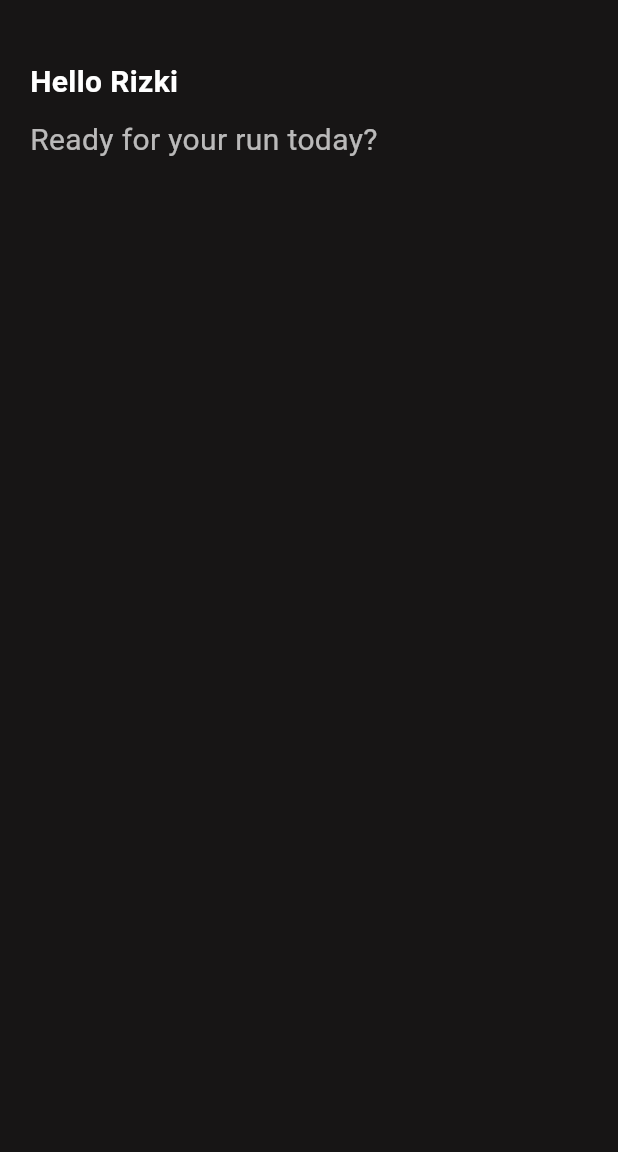
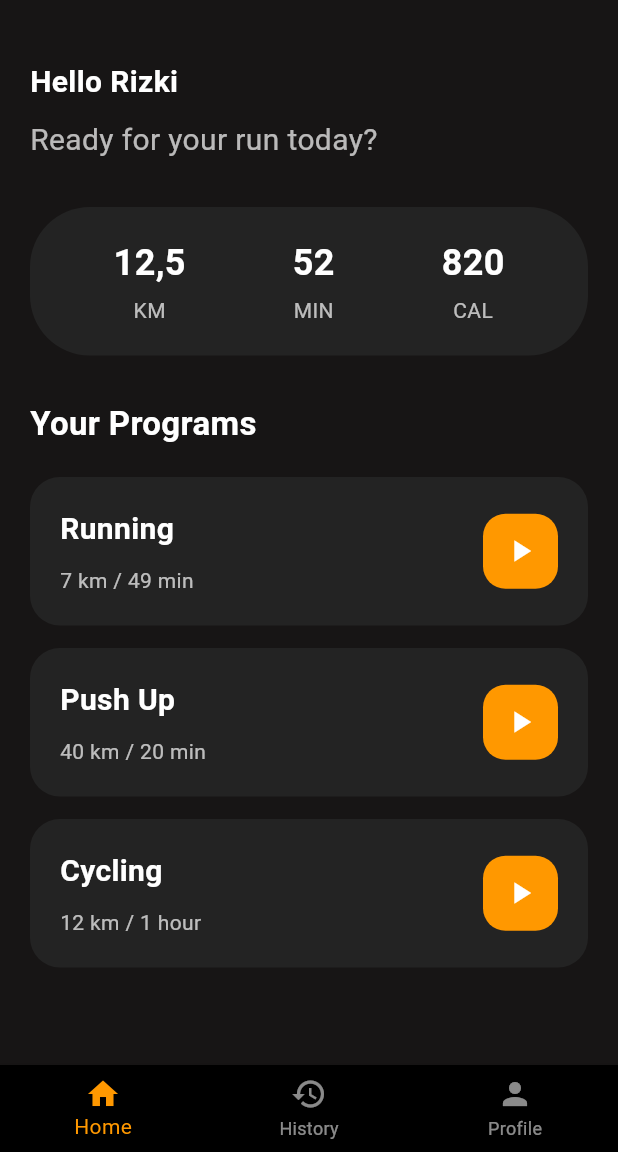
Before and after one commit to dedemit99/Rotutis-App, a Flutter app: the screen it shows after launch, on a phone screen of 412 x 824 dp, the part 84-1236 px from its top. Run offline on Flutter 3.47's test engine with Material 3 defaults, Android fonts, the light colour scheme and no system bars.

Commit message:
Desaign home dashboard UI

```diff
--- a/lib/main.dart
+++ b/lib/main.dart
@@ -16,11 +16,14 @@ class RotutisApp extends StatelessWidget {
       home: Scaffold(
         backgroundColor: const Color.fromARGB(255, 23, 21, 21),
         appBar: AppBar(title: const Text('Rotutis App')),
-        body: Padding(
+        body: SingleChildScrollView(
+          child: Padding(
             padding: const EdgeInsets.all(20.0),
             child: Column(
               crossAxisAlignment: CrossAxisAlignment.start,
+
               children: [
+                // ===== GREETING =====
                 const SizedBox(height: 20),
                 const Text(
                   'Hello Rizki',
@@ -37,10 +40,179 @@ class RotutisApp extends StatelessWidget {
                   'Ready for your run today?',
                   style: TextStyle(fontSize: 20, color: Colors.white70),
                 ),
+                // ===== GREETING =====
+
+                // ===== STATUS CARD =====
+                const SizedBox(height: 30),
+
+                Container(
+                  padding: const EdgeInsets.all(20),
+
+                  decoration: BoxDecoration(
+                    color: const Color.fromARGB(255, 35, 35, 35),
+                    borderRadius: BorderRadius.circular(40),
+                  ),
+
+                  child: Row(
+                    mainAxisAlignment: MainAxisAlignment.spaceAround,
+
+                    children: [
+                      Column(
+                        children: const [
+                          Text(
+                            '12,5',
+                            style: TextStyle(
+                              color: Colors.white,
+                              fontSize: 24,
+                              fontWeight: FontWeight.bold,
+                            ),
+                          ),
+
+                          const SizedBox(height: 5),
+
+                          Text('KM', style: TextStyle(color: Colors.white70)),
                         ],
                       ),
+
+                      Column(
+                        children: const [
+                          Text(
+                            '52',
+                            style: TextStyle(
+                              color: Colors.white,
+                              fontSize: 24,
+                              fontWeight: FontWeight.bold,
+                            ),
+                          ),
+
+                          const SizedBox(height: 5),
+
+                          Text('MIN', style: TextStyle(color: Colors.white70)),
+                        ],
+                      ),
+
+                      Column(
+                        children: const [
+                          Text(
+                            '820',
+                            style: TextStyle(
+                              color: Colors.white,
+                              fontSize: 24,
+                              fontWeight: FontWeight.bold,
+                            ),
+                          ),
+
+                          const SizedBox(height: 5),
+
+                          Text('CAL', style: TextStyle(color: Colors.white70)),
+                        ],
+                      ),
+                    ],
+                  ),
+                ),
+                // ===== STATUS CARD =====
+
+                // ===== YOUR PROGRAMS CARDS =====
+                const SizedBox(height: 30),
+
+                const Text(
+                  'Your Programs',
+                  style: TextStyle(
+                    color: Colors.white,
+                    fontSize: 22,
+                    fontWeight: FontWeight.bold,
+                  ),
+                ),
+
+                const SizedBox(height: 20),
+
+                const ProgramCard(title: 'Running', subtitle: '7 km / 49 min'),
+                const ProgramCard(title: 'Push Up', subtitle: '40 km / 20 min'),
+                const ProgramCard(
+                  title: 'Cycling',
+                  subtitle: '12 km / 1 hour ',
+                ),
+              ],
+            ),
+          ),
+        ),
+
+        bottomNavigationBar: BottomNavigationBar(
+          backgroundColor: Colors.black,
+
+          selectedItemColor: Colors.orange,
+          unselectedItemColor: Colors.white54,
+
+          currentIndex: 0,
+
+          items: const [
+            BottomNavigationBarItem(icon: Icon(Icons.home), label: 'Home'),
+            BottomNavigationBarItem(
+              icon: Icon(Icons.history),
+              label: 'History',
+            ),
+            BottomNavigationBarItem(icon: Icon(Icons.person), label: 'Profile'),
+          ],
         ),
       ),
     );
   }
 }
+
+// REUSABLE WIDGETS
+class ProgramCard extends StatelessWidget {
+  final String title;
+  final String subtitle;
+
+  const ProgramCard({super.key, required this.title, required this.subtitle});
+
+  @override
+  Widget build(BuildContext context) {
+    return Container(
+      margin: const EdgeInsets.only(bottom: 15),
+      padding: const EdgeInsets.all(20),
+
+      decoration: BoxDecoration(
+        color: Color.fromARGB(255, 35, 35, 35),
+        borderRadius: BorderRadius.circular(20),
+      ),
+
+      child: Row(
+        mainAxisAlignment: MainAxisAlignment.spaceBetween,
+
+        children: [
+          Column(
+            crossAxisAlignment: CrossAxisAlignment.start,
+
+            children: [
+              Text(
+                title,
+                style: const TextStyle(
+                  color: Colors.white,
+                  fontSize: 20,
+                  fontWeight: FontWeight.bold,
+                ),
+              ),
+
+              const SizedBox(height: 10),
+
+              Text(subtitle, style: const TextStyle(color: Colors.white70)),
+            ],
+          ),
+
+          Container(
+            width: 50,
+            height: 50,
+
+            decoration: BoxDecoration(
+              color: Colors.orange,
+              borderRadius: BorderRadius.circular(15),
+            ),
+
+            child: const Icon(Icons.play_arrow, color: Colors.white),
+          ),
+        ],
+      ),
+    );
+  }
+}
```
Lines whose indentation alone changed are shown as unchanged.
